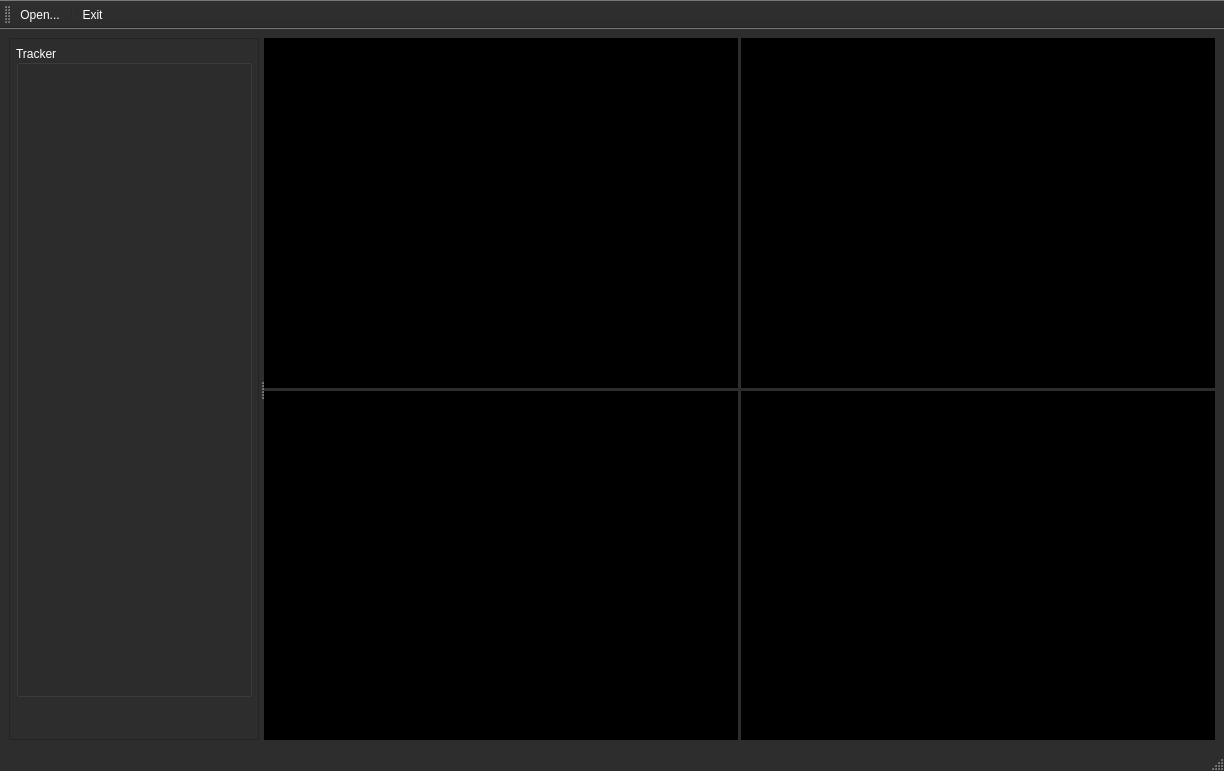
This is ui/MainWindow.ui in DaneshJoy/bronchoscopy as Qt 5 draws it before an edit. The edited form follows.
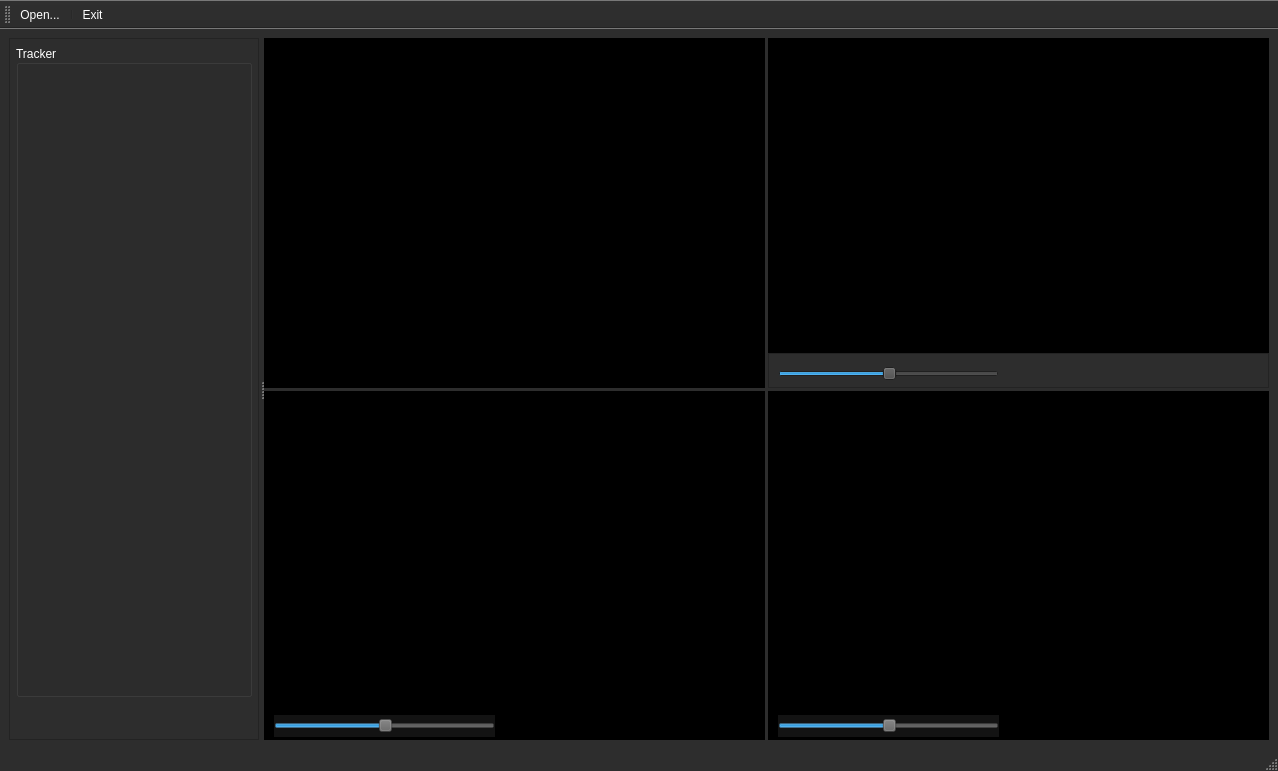
This is the edited form. Icons and pictures are not drawn.

Commit message: Added slider to 2D viewports

What changed in the file:
```diff
--- a/ui/MainWindow.ui
+++ b/ui/MainWindow.ui
@@ -9,7 +9,7 @@
    <rect>
     <x>0</x>
     <y>0</y>
-    <width>1224</width>
+    <width>1278</width>
     <height>771</height>
    </rect>
   </property>
@@ -100,6 +100,15 @@
        </color>
       </brush>
      </colorrole>
+     <colorrole role="PlaceholderText">
+      <brush brushstyle="NoBrush">
+       <color alpha="128">
+        <red>255</red>
+        <green>255</green>
+        <blue>255</blue>
+       </color>
+      </brush>
+     </colorrole>
     </active>
     <inactive>
      <colorrole role="WindowText">
@@ -174,6 +183,15 @@
        </color>
       </brush>
      </colorrole>
+     <colorrole role="PlaceholderText">
+      <brush brushstyle="NoBrush">
+       <color alpha="128">
+        <red>255</red>
+        <green>255</green>
+        <blue>255</blue>
+       </color>
+      </brush>
+     </colorrole>
     </inactive>
     <disabled>
      <colorrole role="WindowText">
@@ -248,6 +266,15 @@
        </color>
       </brush>
      </colorrole>
+     <colorrole role="PlaceholderText">
+      <brush brushstyle="NoBrush">
+       <color alpha="128">
+        <red>255</red>
+        <green>255</green>
+        <blue>255</blue>
+       </color>
+      </brush>
+     </colorrole>
     </disabled>
    </palette>
   </property>
@@ -880,6 +907,11 @@
          </widget>
         </item>
         <item row="0" column="1">
+         <layout class="QVBoxLayout" name="verticalLayout_axial" stretch="9,1">
+          <property name="spacing">
+           <number>0</number>
+          </property>
+          <item>
          <widget class="QFrame" name="vtk_panel_axial">
           <property name="sizePolicy">
            <sizepolicy hsizetype="Preferred" vsizetype="Preferred">
@@ -901,7 +933,58 @@
           </property>
          </widget>
         </item>
+          <item>
+           <widget class="QFrame" name="SubPanle_axial">
+            <property name="sizePolicy">
+             <sizepolicy hsizetype="Preferred" vsizetype="Preferred">
+              <horstretch>0</horstretch>
+              <verstretch>0</verstretch>
+             </sizepolicy>
+            </property>
+            <property name="baseSize">
+             <size>
+              <width>0</width>
+              <height>0</height>
+             </size>
+            </property>
+            <property name="styleSheet">
+             <string notr="true">background-color: rgab(50, 50, 50, 50);</string>
+            </property>
+            <property name="frameShape">
+             <enum>QFrame::StyledPanel</enum>
+            </property>
+            <property name="frameShadow">
+             <enum>QFrame::Raised</enum>
+            </property>
+            <widget class="QSlider" name="Slider_axial">
+             <property name="geometry">
+              <rect>
+               <x>10</x>
+               <y>10</y>
+               <width>221</width>
+               <height>22</height>
+              </rect>
+             </property>
+             <property name="styleSheet">
+              <string notr="true"/>
+             </property>
+             <property name="value">
+              <number>50</number>
+             </property>
+             <property name="orientation">
+              <enum>Qt::Horizontal</enum>
+             </property>
+            </widget>
+           </widget>
+          </item>
+         </layout>
+        </item>
         <item row="1" column="0">
+         <layout class="QVBoxLayout" name="verticalLayout_coronal" stretch="9,1">
+          <property name="spacing">
+           <number>0</number>
+          </property>
+          <item>
          <widget class="QFrame" name="vtk_panel_coronal">
           <property name="sizePolicy">
            <sizepolicy hsizetype="Preferred" vsizetype="Preferred">
@@ -923,7 +1006,61 @@
           </property>
          </widget>
         </item>
+          <item>
+           <widget class="QFrame" name="SubPanle_coronal">
+            <property name="sizePolicy">
+             <sizepolicy hsizetype="Preferred" vsizetype="Preferred">
+              <horstretch>0</horstretch>
+              <verstretch>0</verstretch>
+             </sizepolicy>
+            </property>
+            <property name="baseSize">
+             <size>
+              <width>0</width>
+              <height>0</height>
+             </size>
+            </property>
+            <property name="styleSheet">
+             <string notr="true">background-color: rgb(0, 0, 0);</string>
+            </property>
+            <property name="frameShape">
+             <enum>QFrame::StyledPanel</enum>
+            </property>
+            <property name="frameShadow">
+             <enum>QFrame::Raised</enum>
+            </property>
+            <widget class="QSlider" name="Slider_coronal">
+             <property name="geometry">
+              <rect>
+               <x>10</x>
+               <y>10</y>
+               <width>221</width>
+               <height>22</height>
+              </rect>
+             </property>
+             <property name="autoFillBackground">
+              <bool>false</bool>
+             </property>
+             <property name="styleSheet">
+              <string notr="true">background-color: rgba(95, 95, 95,50);</string>
+             </property>
+             <property name="value">
+              <number>50</number>
+             </property>
+             <property name="orientation">
+              <enum>Qt::Horizontal</enum>
+             </property>
+            </widget>
+           </widget>
+          </item>
+         </layout>
+        </item>
         <item row="1" column="1">
+         <layout class="QVBoxLayout" name="verticalLayout_sagittal" stretch="9,1">
+          <property name="spacing">
+           <number>0</number>
+          </property>
+          <item>
          <widget class="QFrame" name="vtk_panel_sagittal">
           <property name="sizePolicy">
            <sizepolicy hsizetype="Preferred" vsizetype="Preferred">
@@ -944,6 +1081,52 @@
            <number>0</number>
           </property>
          </widget>
+          </item>
+          <item>
+           <widget class="QFrame" name="SubPanle_sagittal">
+            <property name="sizePolicy">
+             <sizepolicy hsizetype="Preferred" vsizetype="Preferred">
+              <horstretch>0</horstretch>
+              <verstretch>0</verstretch>
+             </sizepolicy>
+            </property>
+            <property name="baseSize">
+             <size>
+              <width>0</width>
+              <height>0</height>
+             </size>
+            </property>
+            <property name="styleSheet">
+             <string notr="true">background-color: rgb(0, 0, 0);</string>
+            </property>
+            <property name="frameShape">
+             <enum>QFrame::StyledPanel</enum>
+            </property>
+            <property name="frameShadow">
+             <enum>QFrame::Raised</enum>
+            </property>
+            <widget class="QSlider" name="Slider_sagittal">
+             <property name="geometry">
+              <rect>
+               <x>10</x>
+               <y>10</y>
+               <width>221</width>
+               <height>22</height>
+              </rect>
+             </property>
+             <property name="styleSheet">
+              <string notr="true">background-color: rgba(95, 95, 95,50);</string>
+             </property>
+             <property name="value">
+              <number>50</number>
+             </property>
+             <property name="orientation">
+              <enum>Qt::Horizontal</enum>
+             </property>
+            </widget>
+           </widget>
+          </item>
+         </layout>
         </item>
        </layout>
       </widget>
```
Left out of the diff: 27 changed lines with no effect on the pictures. Lines whose indentation alone changed are shown as unchanged. The commit also changes 6 other files.
